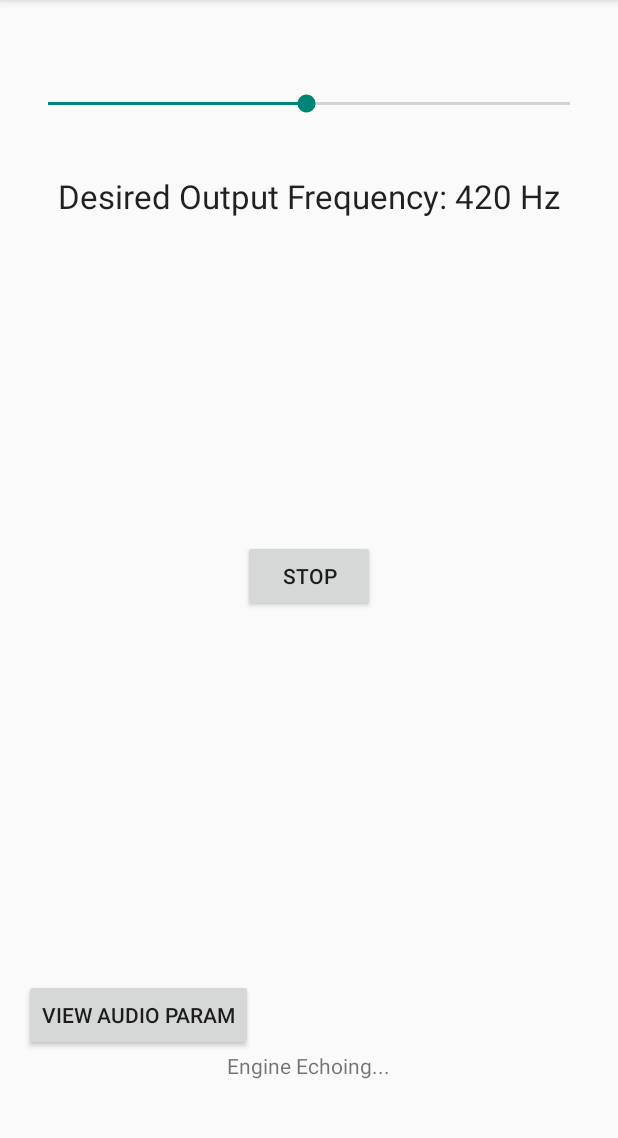
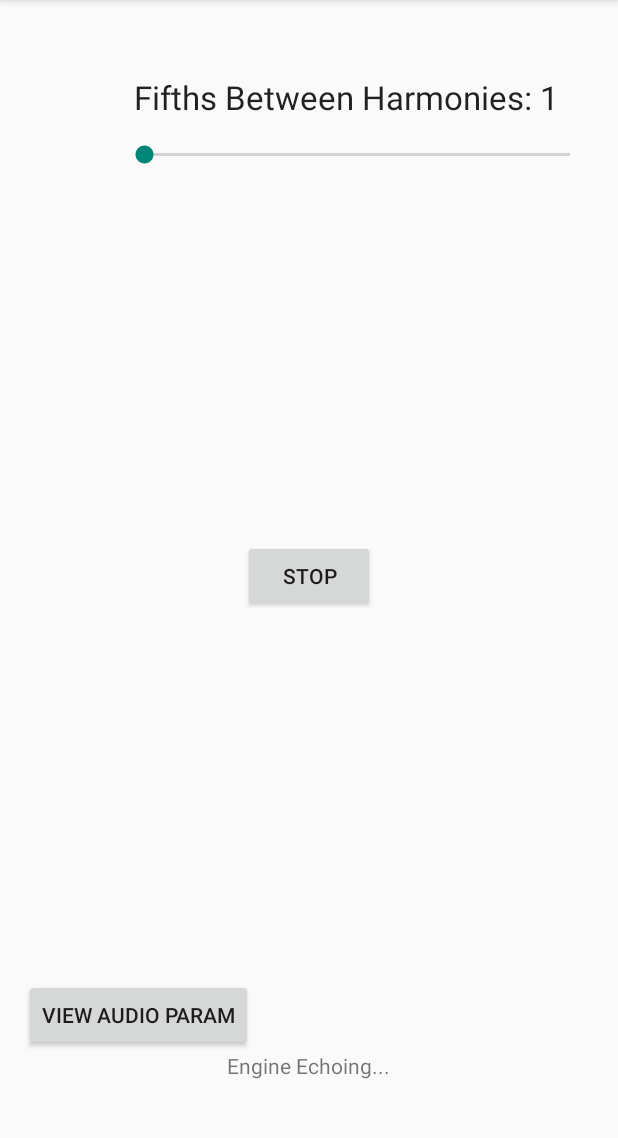
Before and after one commit to soosiey/Self-Harmonizer, an Android app: the screen it shows after launch (MainActivity), after a tap on "START", on a phone screen of 412 x 824 dp, the part 84-1222 px from its top. Run offline under Robolectric (Android 15) with nearby library versions, the phone set to English and light mode, and no system bars; 7 statements that could not run were skipped.

Commit message:
Added Choice of Fifths

```diff
--- a/android/SelfHarmonizerAndroid/app/src/main/java/com/ece420/lab5/MainActivity.java
+++ b/android/SelfHarmonizerAndroid/app/src/main/java/com/ece420/lab5/MainActivity.java
@@ -51,7 +51,7 @@ public class MainActivity extends Activity
     // Static Values
     private static final int AUDIO_ECHO_REQUEST = 0;
     private static final int FRAME_SIZE = 1024;
-    private static final int MIN_FREQ = 50;
+    private static final int MIN_FREQ = 1;
 
     @Override
     protected void onCreate(Bundle savedInstanceState) {
@@ -73,17 +73,17 @@ public class MainActivity extends Activity
 
         // Setup UI
         freq_status_view = (TextView) findViewById(R.id.newFreqStatusText);
-        freq_status_view.setText("Desired Output Frequency: 420 Hz");
+        freq_status_view.setText("Fifths Between Harmonies: 1");
         // Setup Seekbar and Initialize
         SeekBar mSeekbar = (SeekBar) findViewById(R.id.freqSeekBar);
-        mSeekbar.setProgress(420);
-        writeNewFreq(420);
+        mSeekbar.setProgress(0);
+        writeNewFreq(1);
         mSeekbar.setOnSeekBarChangeListener(new SeekBar.OnSeekBarChangeListener()
         {
             public void onProgressChanged(SeekBar seekBar, int progress, boolean fromUser)
             {
                 int newFreq = progress + MIN_FREQ;
-                freq_status_view.setText("Desired Output Frequency: " + Integer.toString(newFreq) + " Hz");
+                freq_status_view.setText("Fifths Between Harmonies: " + Integer.toString(newFreq));
                 writeNewFreq(newFreq);
             }
 
--- a/android/SelfHarmonizerAndroid/app/src/main/res/layout/activity_main.xml
+++ b/android/SelfHarmonizerAndroid/app/src/main/res/layout/activity_main.xml
@@ -40,17 +40,19 @@
         android:layout_height="wrap_content"
         android:layout_alignParentStart="true"
         android:layout_alignParentTop="true"
-        android:layout_marginTop="44dp"
-        android:max="849" />
+        android:layout_marginStart="64dp"
+        android:layout_marginTop="78dp"
+        android:max="4" />
 
     <TextView
         android:id="@+id/newFreqStatusText"
         android:layout_width="wrap_content"
         android:layout_height="wrap_content"
         android:layout_below="@+id/freqSeekBar"
-        android:layout_centerHorizontal="true"
-        android:layout_marginTop="38dp"
-        android:text="Desired Output Frequency:"
+        android:layout_alignParentStart="true"
+        android:layout_marginStart="73dp"
+        android:layout_marginTop="-62dp"
+        android:text="Fifths Between Harmonies: "
         android:textAppearance="@android:style/TextAppearance.Material.Large" />
 
 </RelativeLayout>
```
Also changed, not shown: 1 other file.
